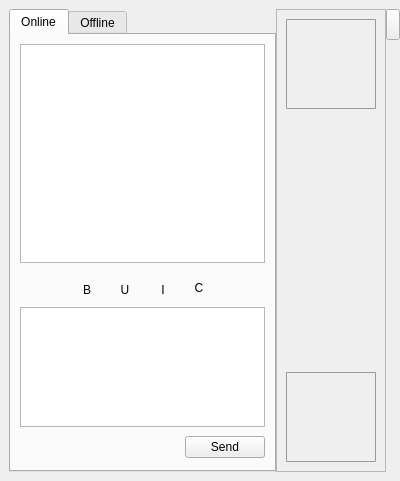
Old version of the form src/gui/form_chatwidget.ui in the repository vituperative/i2pchat.
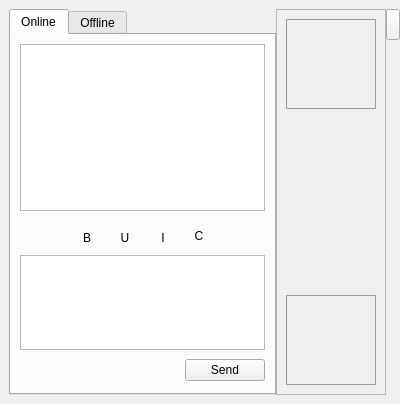
New version of the form. Icons and pictures are not drawn.

Commit message: Ensure chat formatting icons aren't truncated and remain visible

```diff
--- a/src/gui/form_chatwidget.ui
+++ b/src/gui/form_chatwidget.ui
@@ -7,7 +7,7 @@
     <x>0</x>
     <y>0</y>
     <width>400</width>
-    <height>481</height>
+    <height>404</height>
    </rect>
   </property>
   <property name="minimumSize">
@@ -78,8 +78,8 @@
          <widget class="QFrame" name="chattoolsframe">
           <property name="minimumSize">
            <size>
-            <width>0</width>
-            <height>28</height>
+            <width>200</width>
+            <height>32</height>
            </size>
           </property>
           <property name="maximumSize">
```
